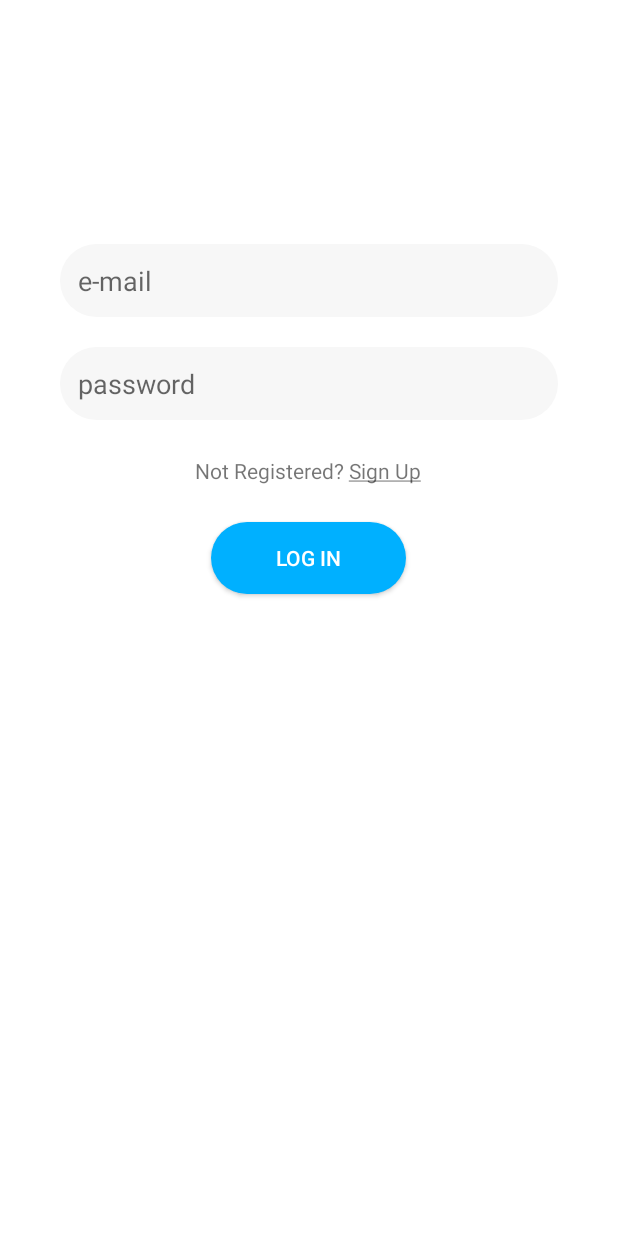
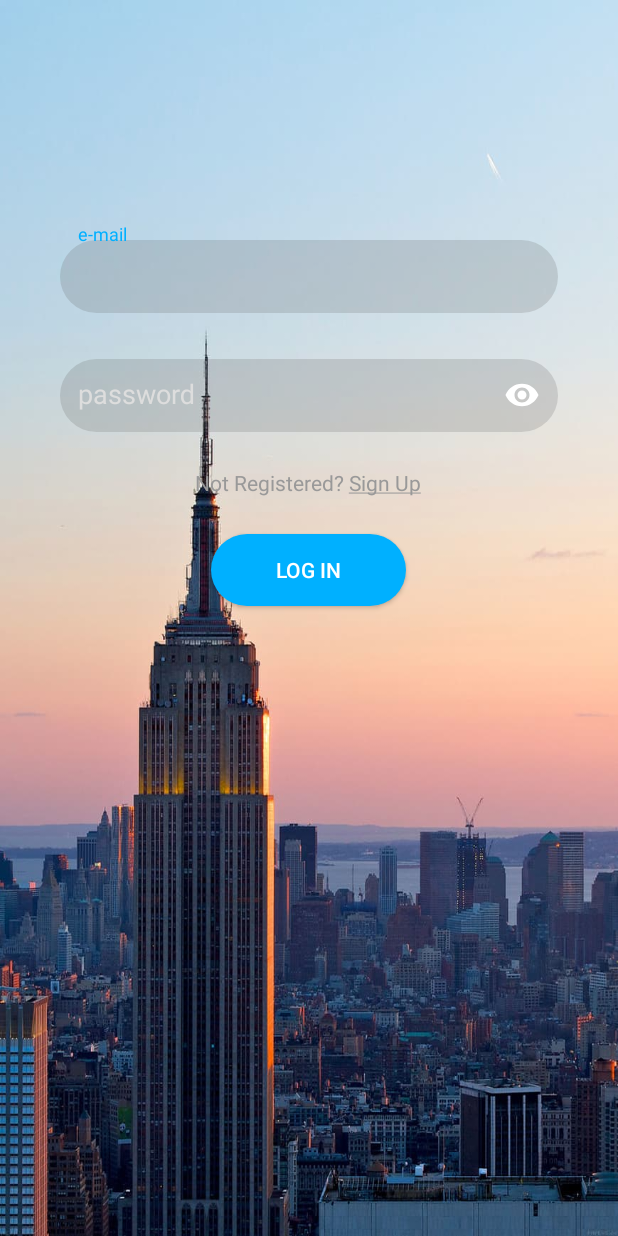
Before and after one commit to fabiom95/PregettoPSSS_Travelgram, an Android app: the screen it shows after launch (LoginActivity), on a phone screen of 412 x 824 dp. Run offline under Robolectric (Android 15) with nearby library versions, the phone set to English and light mode, and no system bars; our stand-ins replace Firebase (no records; nobody signed in at launch, a user with empty details on screens opened directly).

Commit message:
grafica login

```diff
--- a/code/Travelgram/app/src/main/java/com/psss/travelgram/view/activity/LoginActivity.java
+++ b/code/Travelgram/app/src/main/java/com/psss/travelgram/view/activity/LoginActivity.java
@@ -75,8 +75,12 @@ public class LoginActivity extends AppCompatActivity implements OnClickListener
             public void onChanged(@Nullable String s) {
                 try{
                     EditText target = findViewById(authViewModel.getTargetID());
-                    target.setError(s);
                     target.requestFocus();
+
+                    if(target.getInputType() == 129)  // 129: password
+                        target.setError(s,null);    // altrimenti le icone si sovrappongono
+                    else target.setError(s);
+
                 }catch(NullPointerException e) {e.printStackTrace();}
             }
         });
--- a/code/Travelgram/app/src/main/res/drawable/edittext_style.xml
+++ b/code/Travelgram/app/src/main/res/drawable/edittext_style.xml
@@ -1,7 +1,7 @@
 <?xml version="1.0" encoding="utf-8"?>
 <shape xmlns:android="http://schemas.android.com/apk/res/android">
 
-    <solid android:color="#f7f7f7" />
+    <solid android:color="#30575757" />
     <corners android:radius="32dp" />
     <padding android:left="12dp" android:right="12dp" android:bottom="12dp" android:top="12dp" />
 
--- /dev/null
+++ b/code/Travelgram/app/src/main/res/drawable/text_pressed_style.xml
@@ -0,0 +1,8 @@
+<?xml version="1.0" encoding="utf-8"?>
+<selector xmlns:android="http://schemas.android.com/apk/res/android" >
+
+    <item android:state_pressed="true"
+        android:color="#ff000000"/> <!-- pressed -->
+    <item android:color="#ff999999"/>  <!--default -->
+
+</selector>
--- a/code/Travelgram/app/src/main/res/layout/activity_login.xml
+++ b/code/Travelgram/app/src/main/res/layout/activity_login.xml
@@ -9,40 +9,59 @@
     android:paddingTop="@dimen/activity_vertical_margin"
     android:paddingRight="@dimen/activity_horizontal_margin"
     android:paddingBottom="@dimen/activity_vertical_margin"
-    android:background="#ffffff"
+    android:background="@drawable/new_york"
     tools:context="com.psss.travelgram.view.activity.LoginActivity">
 
-    <EditText
-        android:id="@+id/loginEmail"
+    <com.google.android.material.textfield.TextInputLayout
+        android:id="@+id/loginEmailLayout"
         android:layout_width="0dp"
         android:layout_height="wrap_content"
         android:layout_marginStart="24dp"
         android:layout_marginEnd="24dp"
         android:layout_marginBottom="20dp"
-        android:background="@drawable/edittext_style"
-        android:hint="@string/prompt_email"
-        android:inputType="textEmailAddress"
-        app:layout_constraintBottom_toTopOf="@+id/loginPassword"
+        android:textColorHint="#dddddd"
+        app:layout_constraintBottom_toTopOf="@+id/loginPasswordLayout"
         app:layout_constraintEnd_toEndOf="parent"
         app:layout_constraintStart_toStartOf="parent"
         app:layout_constraintTop_toTopOf="parent"
-        app:layout_constraintVertical_bias="1.0" />
+        app:layout_constraintVertical_bias="1.0" >
 
-    <EditText
-        android:id="@+id/loginPassword"
+        <EditText
+            android:id="@+id/loginEmail"
+            android:layout_width="match_parent"
+            android:layout_height="wrap_content"
+            android:background="@drawable/edittext_style"
+            android:hint="@string/prompt_email"
+            android:textColor="#ffffff"
+            android:inputType="textEmailAddress" />
+    </com.google.android.material.textfield.TextInputLayout>
+
+    <com.google.android.material.textfield.TextInputLayout
+        android:id="@+id/loginPasswordLayout"
         android:layout_width="0dp"
         android:layout_height="wrap_content"
         android:layout_marginStart="24dp"
         android:layout_marginEnd="24dp"
         android:layout_marginBottom="20dp"
-        android:background="@drawable/edittext_style"
-        android:hint="@string/prompt_password"
-        android:inputType="textPassword"
+        android:textColorHint="#dddddd"
+        app:passwordToggleDrawable="@drawable/ic_eye_24dp"
+        app:passwordToggleEnabled="true"
+        app:passwordToggleTint="#ffffff"
         app:layout_constraintBottom_toBottomOf="parent"
         app:layout_constraintEnd_toEndOf="parent"
         app:layout_constraintStart_toStartOf="parent"
         app:layout_constraintTop_toTopOf="parent"
-        app:layout_constraintVertical_bias="0.298" />
+        app:layout_constraintVertical_bias="0.298" >
+
+        <EditText
+            android:id="@+id/loginPassword"
+            android:layout_width="match_parent"
+            android:layout_height="wrap_content"
+            android:background="@drawable/edittext_style"
+            android:hint="@string/prompt_password"
+            android:textColor="#ffffff"
+            android:inputType="textPassword" />
+    </com.google.android.material.textfield.TextInputLayout>
 
     <TextView
         android:id="@+id/clickSignup"
@@ -51,11 +70,12 @@
         android:layout_marginTop="24dp"
         android:clickable="true"
         android:onClick="onClick"
+        android:textColor="@drawable/text_pressed_style"
         android:text="@string/click_signup"
         app:layout_constraintEnd_toEndOf="parent"
         app:layout_constraintHorizontal_bias="0.496"
         app:layout_constraintStart_toStartOf="parent"
-        app:layout_constraintTop_toBottomOf="@+id/loginPassword" />
+        app:layout_constraintTop_toBottomOf="@+id/loginPasswordLayout" />
 
     <Button
         android:id="@+id/loginBtn"
```
Also changed, not shown: code/Travelgram/app/build.gradle (+4 -4 lines), code/Travelgram/app/src/main/java/com/psss/travelgram/model/ModelFacade.java (added, +15 -0 lines), code/Travelgram/app/src/main/java/com/psss/travelgram/model/entity/Memory.java (+36 -0 lines), code/Travelgram/app/src/main/java/com/psss/travelgram/view/activity/SignUpActivity.java (+7 -1 lines), code/Travelgram/app/src/main/res/layout/activity_signup.xml (+90 -51 lines), code/Travelgram/app/src/main/res/drawable-nodpi/new_york.jpg (added), code/Travelgram/app/src/main/res/drawable/userphoto.png (deleted).
